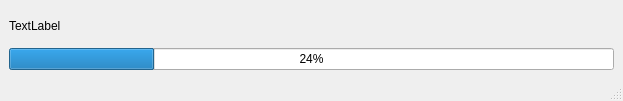
Qt form examples/gui.ui (Alexploy777/audiobook_maker) before a commit.
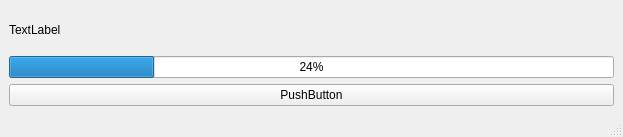
The same form after that commit.

Patch:
```diff
--- a/examples/gui.ui
+++ b/examples/gui.ui
@@ -7,7 +7,7 @@
     <x>0</x>
     <y>0</y>
     <width>623</width>
-    <height>101</height>
+    <height>137</height>
    </rect>
   </property>
   <property name="windowTitle">
@@ -33,6 +33,13 @@
       </item>
      </layout>
     </item>
+    <item row="1" column="0">
+     <widget class="QPushButton" name="pushButton">
+      <property name="text">
+       <string>PushButton</string>
+      </property>
+     </widget>
+    </item>
    </layout>
   </widget>
   <widget class="QMenuBar" name="menubar">
```
